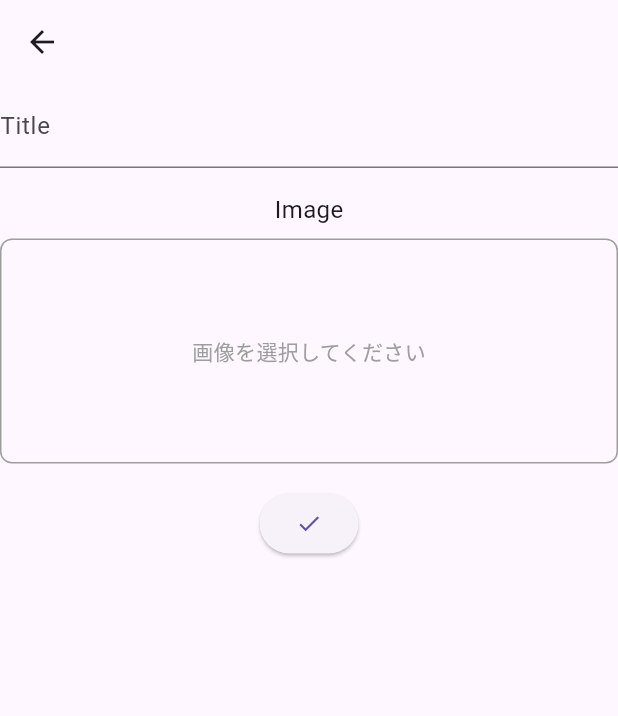
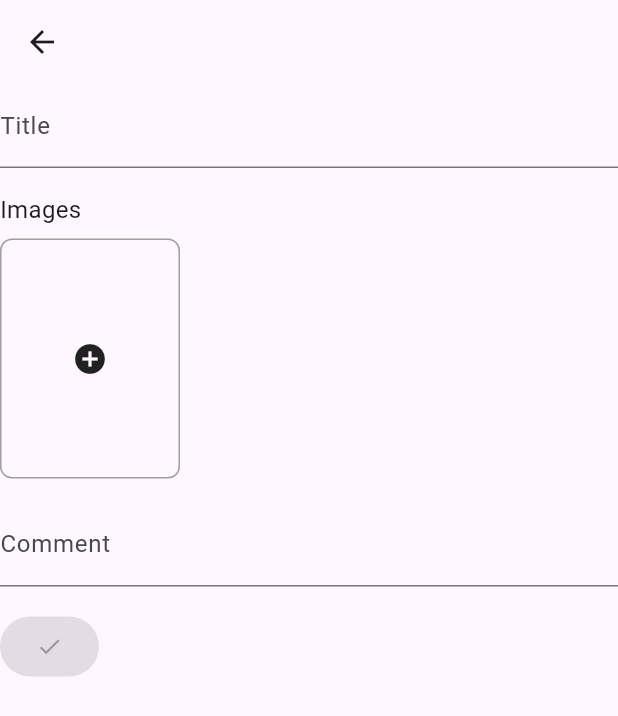
Before and after one commit to hirashain/movie_log, a Flutter app: the screen it shows after launch, after a tap on the "add" icon, on a phone screen of 412 x 824 dp. Shown: the top 716 px of the screen. Run offline on Flutter 3.47's test engine with Material 3 defaults, Android fonts, the phone set to English and light mode, and no system bars; our stand-ins replace image_picker.

Commit message:
登録画面のサムネイル表示修正およびコメント入力欄を追加

```diff
--- a/lib/main.dart
+++ b/lib/main.dart
@@ -96,7 +96,7 @@ class HomeScreenState extends State<HomeScreen> {
             onPressed: () {
               1 + 1;
             },
-            icon: const Icon(Icons.filter_list),
+            icon: const Icon(Icons.settings),
           ),
         ],
       ),
--- a/lib/models/movie.dart
+++ b/lib/models/movie.dart
@@ -4,8 +4,9 @@ import 'dart:io';
 class Movie {
   final String title;
   final File? image;
+  final String? comment;
 
-  Movie({required this.title, this.image});
+  Movie({required this.title, this.image, this.comment});
 }
 
 class MovieProvider with ChangeNotifier {
@@ -14,7 +15,6 @@ class MovieProvider with ChangeNotifier {
   List<Movie> get movies => _movies;
 
   void addMovieList(Movie movie) {
-    print("Listennnnnnnnnnnnn");
     _movies.add(movie);
     notifyListeners();
   }
--- a/lib/screens/add_movie.dart
+++ b/lib/screens/add_movie.dart
@@ -15,7 +15,30 @@ class MovieAddition extends StatefulWidget {
 
 class MovieAdditionState extends State<MovieAddition> {
   final TextEditingController _titleController = TextEditingController();
+  final TextEditingController _commentController = TextEditingController();
   File? _selectedImage;
+  bool _isButtonEnabled = false;
+
+  // ウィジェットが作成されたときに一回だけ呼び出される
+  @override
+  void initState() {
+    super.initState();
+    // 入力内容の監視
+    _titleController.addListener(_updateButtonState);
+  }
+
+  // ウィジェットが画面から削除されるたびに呼び出される
+  @override
+  void dispose() {
+    _titleController.dispose();
+    super.dispose();
+  }
+
+  void _updateButtonState() {
+    setState(() {
+      _isButtonEnabled = _titleController.text.isNotEmpty;
+    });
+  }
 
   Future<void> _pickImage() async {
     final ImagePicker picker = ImagePicker();
@@ -31,14 +54,15 @@ class MovieAdditionState extends State<MovieAddition> {
 
   void _addMovie() {
     final String title = _titleController.text;
-    print(title);
+    final String comment = _commentController.text;
     if (title.isEmpty) {
       ScaffoldMessenger.of(context)
           .showSnackBar(const SnackBar(content: Text("Input title!")));
       return;
     }
 
-    final newMovie = Movie(title: title, image: _selectedImage);
+    final newMovie =
+        Movie(title: title, image: _selectedImage, comment: comment);
     context.read<MovieProvider>().addMovieList(newMovie);
   }
 
@@ -47,41 +71,52 @@ class MovieAdditionState extends State<MovieAddition> {
     return Scaffold(
         appBar: AppBar(),
         body: Column(
+          crossAxisAlignment: CrossAxisAlignment.start,
           children: [
+            // タイトル
             TextField(
               controller: _titleController,
               decoration: const InputDecoration(labelText: 'Title'),
             ),
             const SizedBox(height: 16),
-            const Text('Image', style: TextStyle(fontSize: 16)),
+
+            // 画像
+            const Text('Images', style: TextStyle(fontSize: 16)),
             const SizedBox(height: 8),
             GestureDetector(
               onTap: _pickImage,
               child: _selectedImage != null
                   ? Image.file(
                       _selectedImage!,
-                      height: 150,
-                      width: double.infinity,
+                      height: 160,
+                      width: 120,
                       fit: BoxFit.cover,
                     )
                   : Container(
-                      height: 150,
-                      width: double.infinity,
+                      height: 160,
+                      width: 120,
                       decoration: BoxDecoration(
                         border: Border.all(color: Colors.grey),
                         borderRadius: BorderRadius.circular(8),
                       ),
                       child: const Center(
-                        child: Text(
-                          '画像を選択してください',
-                          style: TextStyle(color: Colors.grey),
-                        ),
+                        child: Icon(Icons.add_circle),
                       ),
                     ),
             ),
             const SizedBox(height: 16),
+
+            // 自由コメント
+            TextField(
+              controller: _commentController,
+              decoration: const InputDecoration(labelText: 'Comment'),
+            ),
+            const SizedBox(height: 16),
+
+            // 完了ボタン
             ElevatedButton(
-                onPressed: () {
+                onPressed: _isButtonEnabled
+                    ? () {
                         _addMovie();
                         Navigator.pop(
                           context,
@@ -89,7 +124,8 @@ class MovieAdditionState extends State<MovieAddition> {
                             builder: (context) => const HomeScreen(),
                           ),
                         );
-                },
+                      }
+                    : null,
                 child: const Icon(Icons.check))
           ],
         ));
```
Lines whose indentation alone changed are shown as unchanged.
